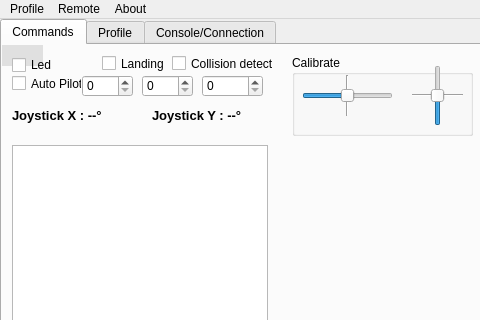
The window that dgipydrone.ui (DGIProject/DGIPyDrOneQt) describes before a commit, drawn with Qt 5; both pictures show x 0 to 480 and y 0 to 320 of the 958 by 460 pixel window.
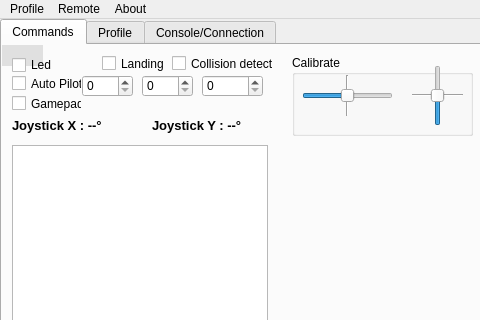
The same window after the commit.

Commit message: Fixed bus compass + gamepadButton

Patch:
```diff
--- a/dgipydrone.ui
+++ b/dgipydrone.ui
@@ -125,7 +125,7 @@
       <property name="geometry">
        <rect>
         <x>10</x>
-        <y>60</y>
+        <y>70</y>
         <width>131</width>
         <height>21</height>
        </rect>
@@ -146,7 +146,7 @@
       <property name="geometry">
        <rect>
         <x>150</x>
-        <y>60</y>
+        <y>70</y>
         <width>111</width>
         <height>21</height>
        </rect>
@@ -542,6 +542,19 @@
        <string>-- M/S</string>
       </property>
      </widget>
+     <widget class="QCheckBox" name="checkGamepad">
+      <property name="geometry">
+       <rect>
+        <x>10</x>
+        <y>50</y>
+        <width>70</width>
+        <height>17</height>
+       </rect>
+      </property>
+      <property name="text">
+       <string>Gamepad</string>
+      </property>
+     </widget>
      <zorder>throttleSlider</zorder>
      <zorder>joystickView</zorder>
      <zorder>joystickXInformation</zorder>
```
Left out of the diff: 19 changed lines with no effect on the pictures. The commit also changes 8 other files.
